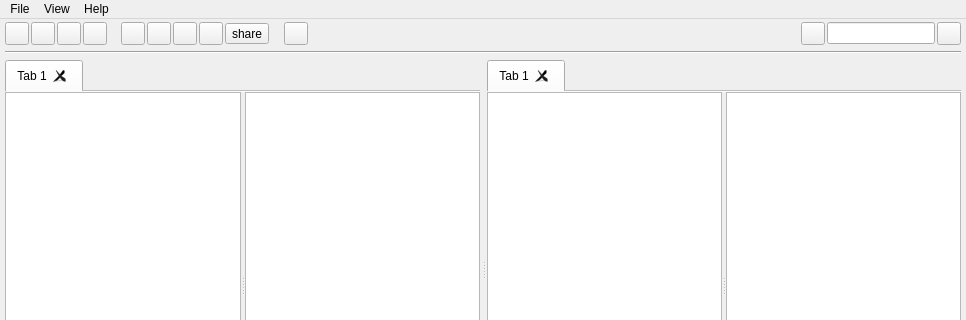
First picture: the form in mainwindow.ui, repository yunnsbz/File-Manager, before the edit; both pictures show x 0 to 966 and y 0 to 320 of the 966 by 528 pixel window.
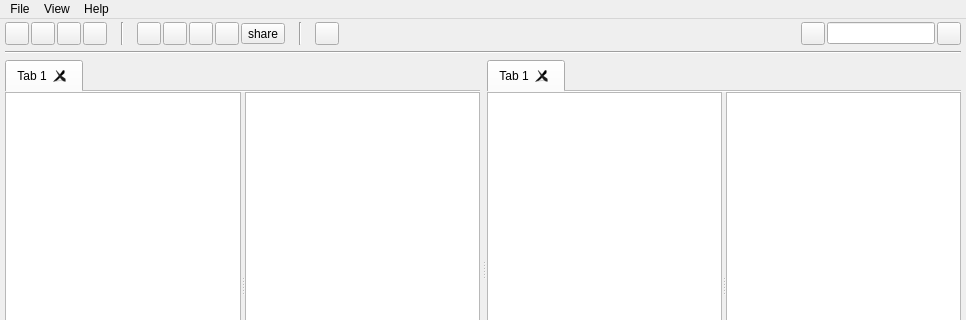
Second picture: the form after the edit. Icons and pictures are not drawn.

What changed in the file:
```diff
--- a/mainwindow.ui
+++ b/mainwindow.ui
@@ -55,7 +55,7 @@
      <number>0</number>
     </property>
     <item>
-     <layout class="QHBoxLayout" name="toolBar" stretch="0,0,0,0,1,0,0,0,0,0,1,0,40,0,0,0">
+     <layout class="QHBoxLayout" name="toolBar" stretch="0,0,0,0,1,0,1,0,0,0,0,0,1,0,1,0,40,0,0,0">
       <property name="spacing">
        <number>2</number>
       </property>
@@ -129,6 +129,26 @@
         </property>
        </widget>
       </item>
+      <item>
+       <spacer name="horizontalSpacer_4">
+        <property name="orientation">
+         <enum>Qt::Orientation::Horizontal</enum>
+        </property>
+        <property name="sizeHint" stdset="0">
+         <size>
+          <width>40</width>
+          <height>20</height>
+         </size>
+        </property>
+       </spacer>
+      </item>
+      <item>
+       <widget class="Line" name="line_2">
+        <property name="orientation">
+         <enum>Qt::Orientation::Vertical</enum>
+        </property>
+       </widget>
+      </item>
       <item>
        <spacer name="horizontalSpacer_2">
         <property name="orientation">
@@ -201,6 +221,26 @@
         </property>
        </widget>
       </item>
+      <item>
+       <spacer name="horizontalSpacer_5">
+        <property name="orientation">
+         <enum>Qt::Orientation::Horizontal</enum>
+        </property>
+        <property name="sizeHint" stdset="0">
+         <size>
+          <width>40</width>
+          <height>20</height>
+         </size>
+        </property>
+       </spacer>
+      </item>
+      <item>
+       <widget class="Line" name="line_3">
+        <property name="orientation">
+         <enum>Qt::Orientation::Vertical</enum>
+        </property>
+       </widget>
+      </item>
       <item>
        <spacer name="horizontalSpacer_3">
         <property name="orientation">
```
